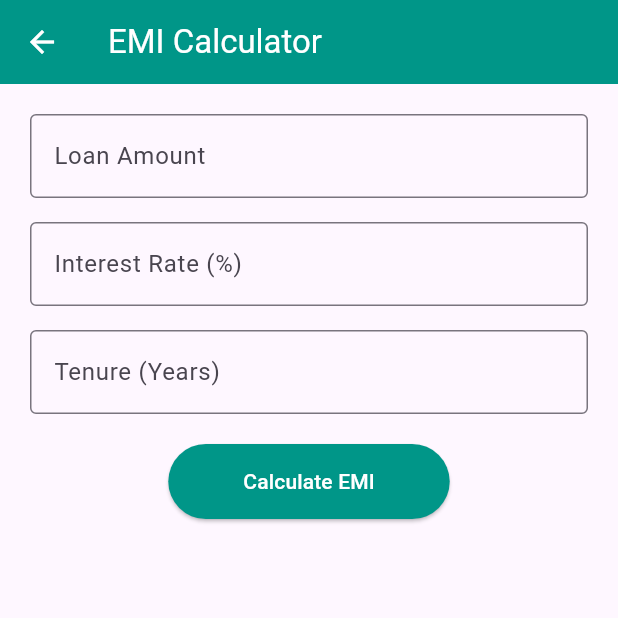
After one commit to Meghpatel2810/flutter_apps, a Flutter app: the screen it shows after launch, after a tap on "EMI Calculator", on a phone screen of 412 x 824 dp, the top half of it. The commit adds this screen. Run offline on Flutter 3.47's test engine with Material 3 defaults, Android fonts, the phone set to English and light mode, and no system bars; our stand-ins replace flutter_tts.

Commit message:
Practical 4 emi calculator done

```diff
--- /dev/null
+++ b/lib/emi_calculator_app/emi_calculator_screen.dart
@@ -0,0 +1,101 @@
+// lib/emi_calculator_app/emi_calculator_screen.dart
+import 'package:flutter/material.dart';
+import 'dart:math';
+
+class EMICalculatorScreen extends StatefulWidget {
+  const EMICalculatorScreen({super.key});
+
+  @override
+  State<EMICalculatorScreen> createState() => _EMICalculatorScreenState();
+}
+
+class _EMICalculatorScreenState extends State<EMICalculatorScreen> {
+  final _principalController = TextEditingController();
+  final _rateController = TextEditingController();
+  final _tenureController = TextEditingController();
+  double _emi = 0;
+
+  void _calculateEMI() {
+    final principal = double.tryParse(_principalController.text) ?? 0;
+    final rate = (double.tryParse(_rateController.text) ?? 0) / 12 / 100;
+    final tenure = (double.tryParse(_tenureController.text) ?? 0) * 12;
+
+    if (principal > 0 && rate > 0 && tenure > 0) {
+      setState(() {
+        _emi = (principal * rate * pow(1 + rate, tenure)) / (pow(1 + rate, tenure) - 1);
+      });
+    }
+  }
+
+  @override
+  Widget build(BuildContext context) {
+    return Scaffold(
+      appBar: AppBar(
+        title: const Text('EMI Calculator'),
+        backgroundColor: Colors.teal,
+        foregroundColor: Colors.white,
+      ),
+      body: Padding(
+        padding: const EdgeInsets.all(20),
+        child: Column(
+          children: [
+            TextField(
+              controller: _principalController,
+              keyboardType: TextInputType.number,
+              decoration: const InputDecoration(
+                labelText: 'Loan Amount',
+                border: OutlineInputBorder(),
+              ),
+            ),
+            const SizedBox(height: 16),
+            TextField(
+              controller: _rateController,
+              keyboardType: TextInputType.number,
+              decoration: const InputDecoration(
+                labelText: 'Interest Rate (%)',
+                border: OutlineInputBorder(),
+              ),
+            ),
+            const SizedBox(height: 16),
+            TextField(
+              controller: _tenureController,
+              keyboardType: TextInputType.number,
+              decoration: const InputDecoration(
+                labelText: 'Tenure (Years)',
+                border: OutlineInputBorder(),
+              ),
+            ),
+            const SizedBox(height: 20),
+            ElevatedButton(
+              onPressed: _calculateEMI,
+              style: ElevatedButton.styleFrom(
+                backgroundColor: Colors.teal,
+                foregroundColor: Colors.white,
+                padding: const EdgeInsets.symmetric(horizontal: 50, vertical: 15),
+              ),
+              child: const Text('Calculate EMI'),
+            ),
+            const SizedBox(height: 30),
+            if (_emi > 0)
+              Card(
+                elevation: 4,
+                child: Padding(
+                  padding: const EdgeInsets.all(20),
+                  child: Column(
+                    children: [
+                      const Text('Monthly EMI', style: TextStyle(fontSize: 18)),
+                      const SizedBox(height: 10),
+                      Text(
+                        '₹${_emi.toStringAsFixed(2)}',
+                        style: const TextStyle(fontSize: 24, fontWeight: FontWeight.bold, color: Colors.teal),
+                      ),
+                    ],
+                  ),
+                ),
+              ),
+          ],
+        ),
+      ),
+    );
+  }
+}
--- a/lib/main.dart
+++ b/lib/main.dart
@@ -5,6 +5,8 @@ import 'package:flutter_apps/kids_learning_application/screens/kids_hub_screen.d
 import 'package:flutter_apps/math_learning_app/math_learning_screen.dart';
 // Import path for the Image Spelling Match App
 import 'package:flutter_apps/image_spelling_match_app/image_spelling_match_screen.dart';
+// Import path for the EMI Calculator App
+import 'package:flutter_apps/emi_calculator_app/emi_calculator_screen.dart';
 
 void main() {
   runApp(const MainApp());
@@ -80,6 +82,16 @@ class HubScreen extends StatelessWidget {
                 Navigator.push(context, MaterialPageRoute(builder: (_) => const ImageSpellingMatchScreen()));
             },
           ),
+          // EMI Calculator App
+          _buildAppCard(
+            context,
+            title: 'EMI Calculator',
+            icon: Icons.calculate_outlined,
+            color: Colors.teal,
+            onTap: () {
+                Navigator.push(context, MaterialPageRoute(builder: (_) => const EMICalculatorScreen()));
+            },
+          ),
           ],
         ),
       ),
```
